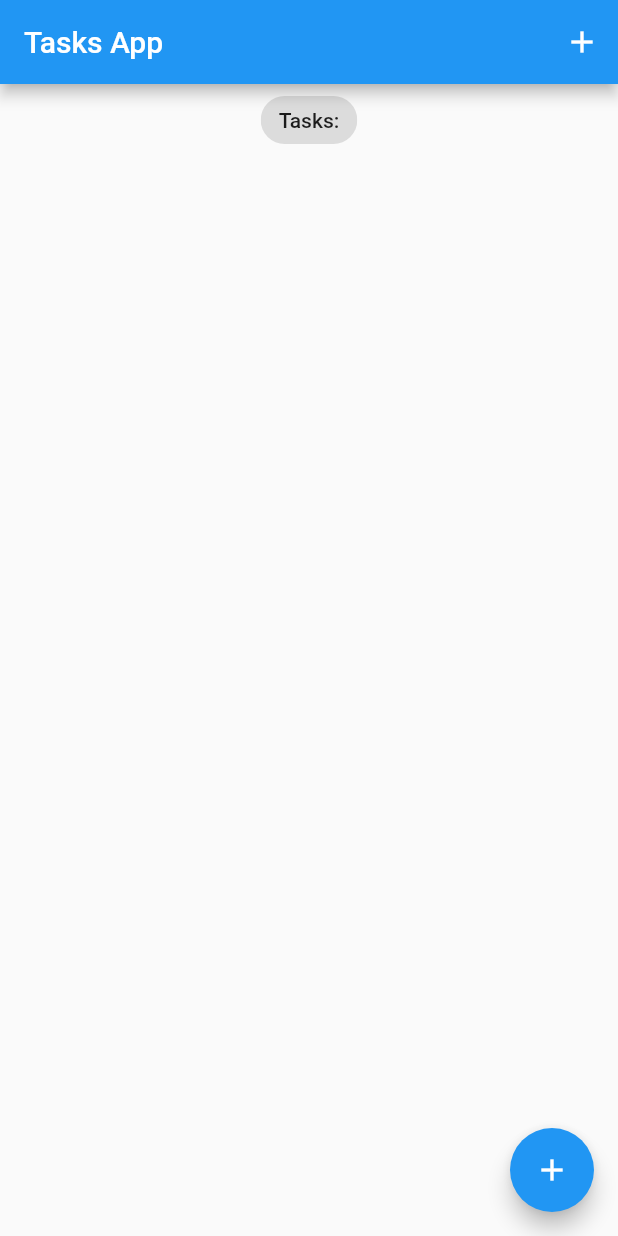
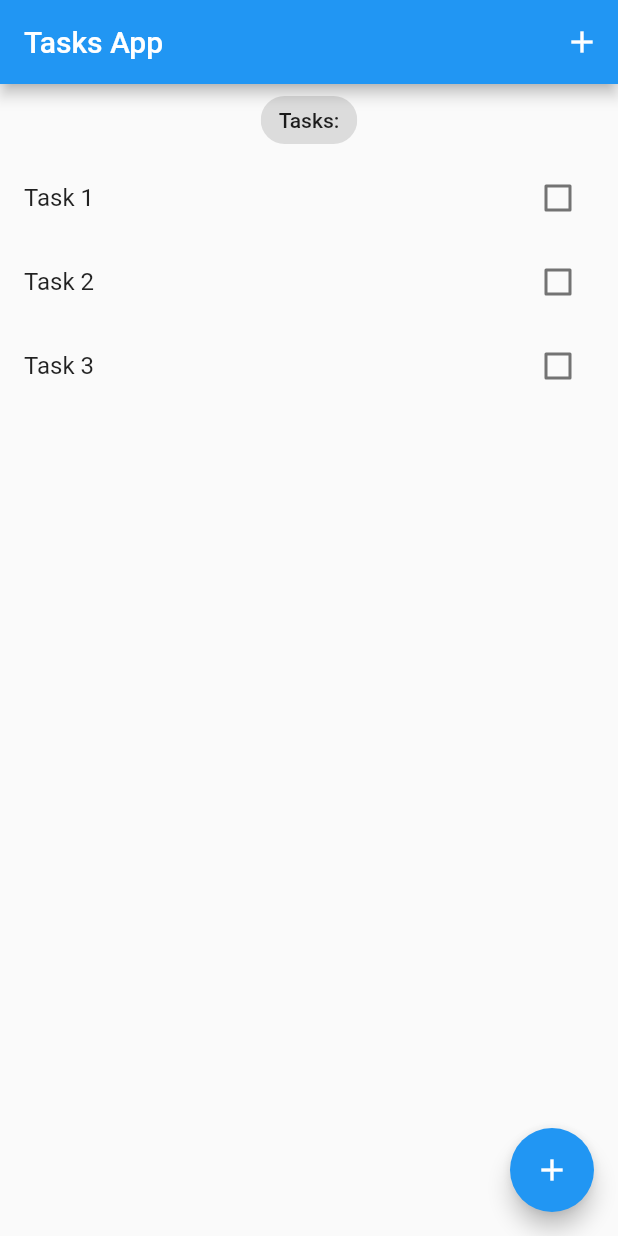
Before and after one commit to leandrorochaadm/task_bloc, a Flutter app: the screen it shows after launch, on a phone screen of 412 x 824 dp. Run offline on Flutter 3.47's test engine with Material 2 defaults, Android fonts, the phone set to English and light mode, and no system bars; our stand-ins replace bloc, equatable.

Commit message:
taskScreen: list tasks

```diff
--- a/lib/main.dart
+++ b/lib/main.dart
@@ -17,7 +17,7 @@ class MyApp extends StatelessWidget {
       theme: ThemeData(
         primarySwatch: Colors.blue,
       ),
-      home: const TasksScreen(),
+      home: TasksScreen(),
     );
   }
 }
--- a/lib/screens/tasks_screen.dart
+++ b/lib/screens/tasks_screen.dart
@@ -1,7 +1,15 @@
 import 'package:flutter/material.dart';
 
+import '../models/models.dart';
+
 class TasksScreen extends StatelessWidget {
-  const TasksScreen({Key? key}) : super(key: key);
+  TasksScreen({Key? key}) : super(key: key);
+
+  List<TaskModel> taskList = [
+    TaskModel(title: 'Task 1'),
+    TaskModel(title: 'Task 2'),
+    TaskModel(title: 'Task 3'),
+  ];
 
   @override
   Widget build(BuildContext context) {
@@ -17,12 +25,21 @@ class TasksScreen extends StatelessWidget {
       ),
       body: Column(
         crossAxisAlignment: CrossAxisAlignment.center,
-        children: const [
-          Center(
-            child: Chip(
-              label: Text(
-                'Tasks:',
-              ),
+        children: [
+          const Center(child: Chip(label: Text('Tasks:'))),
+          Expanded(
+            child: ListView.builder(
+              itemCount: taskList.length,
+              itemBuilder: (context, index) {
+                final task = taskList[index];
+                return ListTile(
+                  title: Text(task.title),
+                  trailing: Checkbox(
+                    value: task.isDone,
+                    onChanged: (value) {},
+                  ),
+                );
+              },
             ),
           ),
         ],
```
